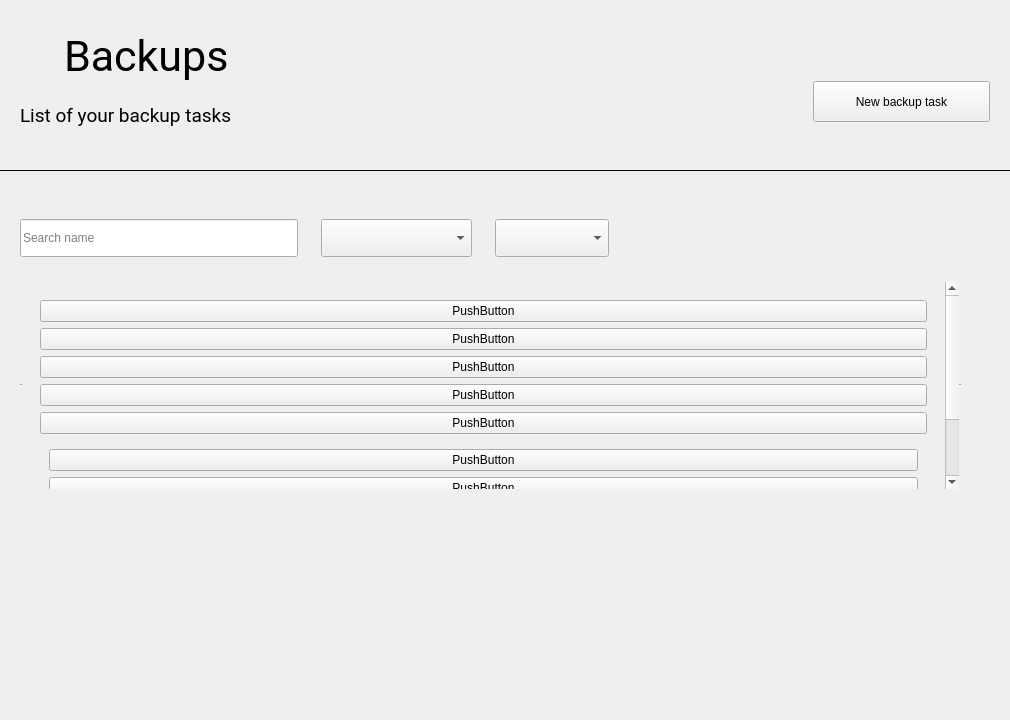
First picture: the form in welcomebackupscreen.ui, repository Marchell0o0/Backie, before the edit.
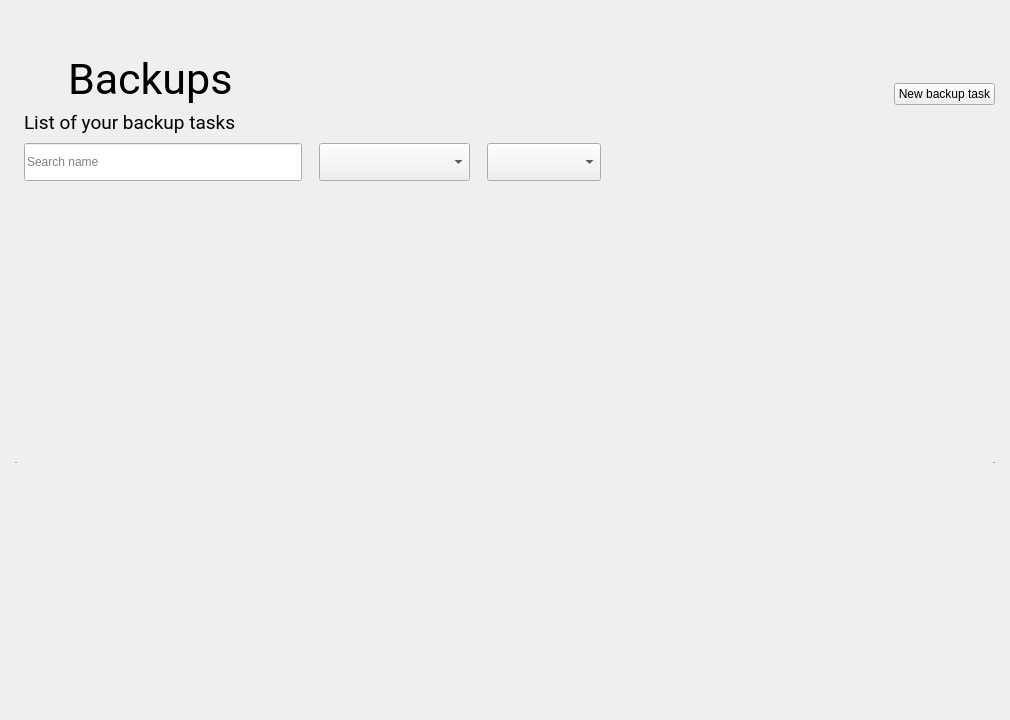
Second picture: the form after the edit. Icons and pictures are not drawn.

The edit to the form file:
```diff
--- a/welcomebackupscreen.ui
+++ b/welcomebackupscreen.ui
@@ -13,15 +13,29 @@
   <property name="windowTitle">
    <string>Form</string>
   </property>
+  <layout class="QVBoxLayout" name="verticalLayout_3">
+   <property name="spacing">
+    <number>0</number>
+   </property>
+   <property name="leftMargin">
+    <number>15</number>
+   </property>
+   <property name="topMargin">
+    <number>15</number>
+   </property>
+   <property name="rightMargin">
+    <number>15</number>
+   </property>
+   <property name="bottomMargin">
+    <number>15</number>
+   </property>
+   <item>
+    <layout class="QHBoxLayout" name="horizontalLayout_3">
+     <property name="topMargin">
+      <number>30</number>
+     </property>
+     <item>
   <widget class="QWidget" name="widget" native="true">
-   <property name="geometry">
-    <rect>
-     <x>20</x>
-     <y>30</y>
-     <width>261</width>
-     <height>111</height>
-    </rect>
-   </property>
    <layout class="QVBoxLayout" name="verticalLayout">
     <item>
      <layout class="QHBoxLayout" name="horizontalLayout">
@@ -89,31 +103,22 @@
     </item>
    </layout>
   </widget>
-  <widget class="QFrame" name="frame">
-   <property name="geometry">
-    <rect>
-     <x>0</x>
-     <y>170</y>
-     <width>1011</width>
-     <height>1</height>
-    </rect>
-   </property>
-   <property name="frameShape">
-    <enum>QFrame::HLine</enum>
-   </property>
-   <property name="frameShadow">
-    <enum>QFrame::Plain</enum>
-   </property>
-  </widget>
+     </item>
+     <item>
+      <spacer name="horizontalSpacer_4">
+       <property name="orientation">
+        <enum>Qt::Horizontal</enum>
+       </property>
+       <property name="sizeHint" stdset="0">
+        <size>
+         <width>40</width>
+         <height>20</height>
+        </size>
+       </property>
+      </spacer>
+     </item>
+     <item>
   <widget class="QPushButton" name="newTaskW">
-   <property name="geometry">
-    <rect>
-     <x>813</x>
-     <y>81</y>
-     <width>177</width>
-     <height>41</height>
-    </rect>
-   </property>
    <property name="layoutDirection">
     <enum>Qt::LeftToRight</enum>
    </property>
@@ -134,16 +139,24 @@
     </size>
    </property>
   </widget>
+     </item>
+    </layout>
+   </item>
+   <item>
   <widget class="QWidget" name="widget_2" native="true">
-   <property name="geometry">
-    <rect>
-     <x>20</x>
-     <y>210</y>
-     <width>971</width>
-     <height>56</height>
-    </rect>
-   </property>
    <layout class="QHBoxLayout" name="horizontalLayout_2">
+      <property name="spacing">
+       <number>0</number>
+      </property>
+      <property name="topMargin">
+       <number>0</number>
+      </property>
+      <property name="rightMargin">
+       <number>0</number>
+      </property>
+      <property name="bottomMargin">
+       <number>0</number>
+      </property>
     <item>
      <widget class="QLineEdit" name="lineEdit">
       <property name="sizePolicy">
@@ -263,15 +276,25 @@
     </item>
    </layout>
   </widget>
+   </item>
+   <item>
+    <spacer name="verticalSpacer_2">
+     <property name="orientation">
+      <enum>Qt::Vertical</enum>
+     </property>
+     <property name="sizeType">
+      <enum>QSizePolicy::Fixed</enum>
+     </property>
+     <property name="sizeHint" stdset="0">
+      <size>
+       <width>20</width>
+       <height>40</height>
+      </size>
+     </property>
+    </spacer>
+   </item>
+   <item>
   <widget class="QScrollArea" name="scrollArea">
-   <property name="geometry">
-    <rect>
-     <x>20</x>
-     <y>280</y>
-     <width>941</width>
-     <height>211</height>
-    </rect>
-   </property>
    <property name="layoutDirection">
     <enum>Qt::LeftToRight</enum>
    </property>
@@ -286,154 +309,31 @@
      <rect>
       <x>0</x>
       <y>0</y>
-      <width>923</width>
-      <height>347</height>
+        <width>976</width>
+        <height>476</height>
      </rect>
     </property>
     <layout class="QVBoxLayout" name="verticalLayout_4">
-     <item>
-      <widget class="QWidget" name="widget_3" native="true">
-       <layout class="QVBoxLayout" name="verticalLayout_2">
-        <item>
-         <widget class="QPushButton" name="pushButton">
-          <property name="text">
-           <string>PushButton</string>
-          </property>
-         </widget>
-        </item>
-        <item>
-         <spacer name="verticalSpacer_3">
-          <property name="orientation">
-           <enum>Qt::Vertical</enum>
-          </property>
-          <property name="sizeHint" stdset="0">
-           <size>
-            <width>20</width>
-            <height>40</height>
-           </size>
-          </property>
-         </spacer>
-        </item>
-        <item>
-         <widget class="QPushButton" name="pushButton_4">
-          <property name="text">
-           <string>PushButton</string>
-          </property>
-         </widget>
-        </item>
-        <item>
-         <spacer name="verticalSpacer_4">
-          <property name="orientation">
-           <enum>Qt::Vertical</enum>
-          </property>
-          <property name="sizeHint" stdset="0">
-           <size>
-            <width>20</width>
-            <height>40</height>
-           </size>
-          </property>
-         </spacer>
-        </item>
-        <item>
-         <widget class="QPushButton" name="pushButton_5">
-          <property name="text">
-           <string>PushButton</string>
-          </property>
-         </widget>
-        </item>
-        <item>
-         <spacer name="verticalSpacer_5">
-          <property name="orientation">
-           <enum>Qt::Vertical</enum>
-          </property>
-          <property name="sizeHint" stdset="0">
-           <size>
-            <width>20</width>
-            <height>40</height>
-           </size>
-          </property>
-         </spacer>
-        </item>
-        <item>
-         <widget class="QPushButton" name="pushButton_3">
-          <property name="text">
-           <string>PushButton</string>
-          </property>
-         </widget>
-        </item>
-        <item>
-         <spacer name="verticalSpacer_6">
-          <property name="orientation">
-           <enum>Qt::Vertical</enum>
-          </property>
-          <property name="sizeHint" stdset="0">
-           <size>
-            <width>20</width>
-            <height>40</height>
-           </size>
-          </property>
-         </spacer>
-        </item>
-        <item>
-         <widget class="QPushButton" name="pushButton_2">
-          <property name="text">
-           <string>PushButton</string>
-          </property>
-         </widget>
-        </item>
-        <item>
-         <spacer name="verticalSpacer_2">
-          <property name="orientation">
-           <enum>Qt::Vertical</enum>
-          </property>
-          <property name="sizeHint" stdset="0">
-           <size>
-            <width>20</width>
-            <height>40</height>
-           </size>
-          </property>
-         </spacer>
-        </item>
-        <item>
-         <widget class="QWidget" name="widget_4" native="true">
-          <layout class="QVBoxLayout" name="verticalLayout_3">
-           <item>
-            <widget class="QPushButton" name="pushButton_6">
-             <property name="text">
-              <string>PushButton</string>
-             </property>
-            </widget>
-           </item>
-           <item>
-            <widget class="QPushButton" name="pushButton_7">
-             <property name="text">
-              <string>PushButton</string>
-             </property>
-            </widget>
-           </item>
-           <item>
-            <widget class="QPushButton" name="pushButton_8">
-             <property name="text">
-              <string>PushButton</string>
-             </property>
-            </widget>
-           </item>
-           <item>
-            <widget class="QToolButton" name="toolButton">
-             <property name="text">
-              <string>...</string>
-             </property>
-            </widget>
-           </item>
-          </layout>
-         </widget>
-        </item>
-       </layout>
+       <property name="spacing">
+        <number>0</number>
+       </property>
+       <property name="leftMargin">
+        <number>0</number>
+       </property>
+       <property name="topMargin">
+        <number>0</number>
+       </property>
+       <property name="rightMargin">
+        <number>0</number>
+       </property>
+       <property name="bottomMargin">
+        <number>0</number>
+       </property>
+      </layout>
+     </widget>
       </widget>
      </item>
     </layout>
-   </widget>
-  </widget>
  </widget>
  <resources>
   <include location="Resources.qrc"/>
```
Lines whose indentation alone changed are shown as unchanged.
